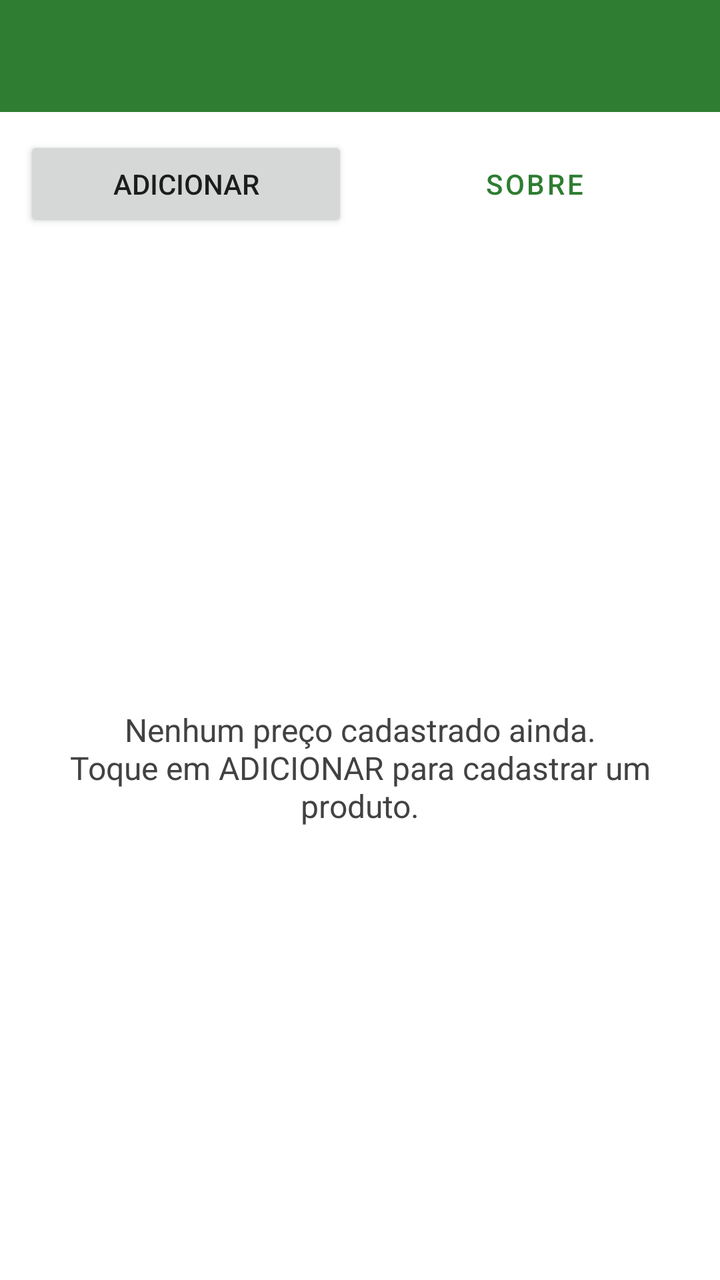
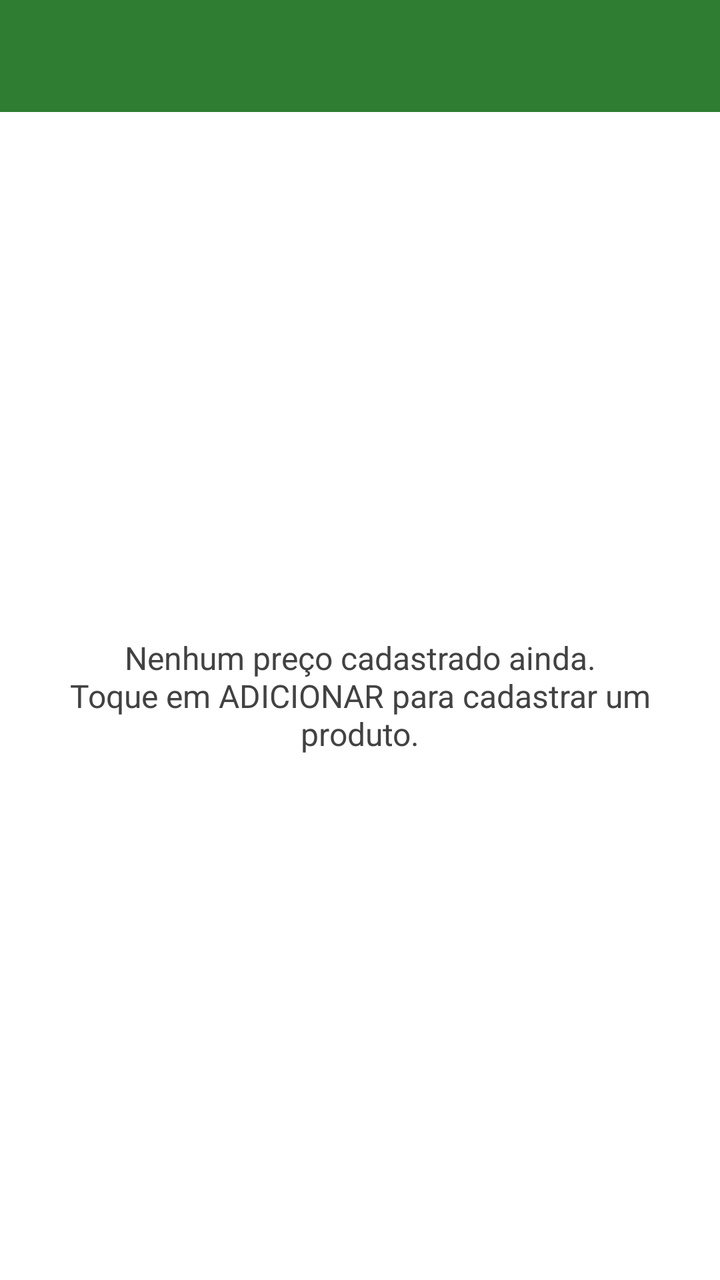

Before-and-after screenshots of an Android layout around one commit, followed by the original layout XML and the change that was made.
<!-- AndroidManifest.xml: application theme Theme.MeuPreco -->
<!-- res/layout/activity_lista_precos.xml -->
<?xml version="1.0" encoding="utf-8"?>
<LinearLayout xmlns:android="http://schemas.android.com/apk/res/android"
    xmlns:app="http://schemas.android.com/apk/res-auto"
    android:id="@+id/raiz"
    android:layout_width="match_parent"
    android:layout_height="match_parent"
    android:orientation="vertical">

    <androidx.appcompat.widget.Toolbar
        android:id="@+id/toolbar"
        android:layout_width="match_parent"
        android:layout_height="wrap_content"
        android:background="@color/verde_500"
        android:minHeight="?attr/actionBarSize"
        app:subtitleTextColor="@color/verde_200"
        app:titleTextColor="@color/branco" />

    
    <LinearLayout
        android:layout_width="match_parent"
        android:layout_height="wrap_content"
        android:orientation="horizontal"
        android:padding="12dp">

        <Button
            android:id="@+id/botaoAdicionar"
            android:layout_width="0dp"
            android:layout_height="wrap_content"
            android:layout_weight="1"
            android:text="@string/bt_adicionar" />

        <Button
            android:id="@+id/botaoSobre"
            style="?attr/materialButtonOutlinedStyle"
            android:layout_width="0dp"
            android:layout_height="wrap_content"
            android:layout_weight="1"
            android:layout_marginStart="12dp"
            android:layout_marginLeft="12dp"
            android:text="@string/bt_sobre" />
    </LinearLayout>

    
    <FrameLayout
        android:layout_width="match_parent"
        android:layout_height="0dp"
        android:layout_weight="1">

        <ListView
            android:id="@+id/listaProdutos"
            android:layout_width="match_parent"
            android:layout_height="match_parent"
            android:clipToPadding="false"
            android:divider="@color/cinza_divisor"
            android:dividerHeight="1dp"
            android:paddingTop="4dp" />

        <TextView
            android:id="@+id/textVazio"
            android:layout_width="match_parent"
            android:layout_height="match_parent"
            android:gravity="center"
            android:padding="32dp"
            android:text="@string/lista_vazia"
            android:textColor="@color/cinza_texto"
            android:textSize="16sp" />
    </FrameLayout>

</LinearLayout>
<!-- resources referenced by this layout -->
<resources>
  <color name="branco">#FFFFFFFF</color>
  <color name="cinza_divisor">#FFE0E0E0</color>
  <color name="cinza_texto">#FF424242</color>
  <color name="verde_200">#FFA5D6A7</color>
  <color name="verde_500">#FF2E7D32</color>
  <string name="bt_adicionar">Adicionar</string>
  <string name="bt_sobre">Sobre</string>
  <string name="lista_vazia">Nenhum preço cadastrado ainda.\nToque em ADICIONAR para cadastrar um produto.</string>
  <style name="Theme.MeuPreco" parent="Theme.MaterialComponents.Light.NoActionBar">
          <item name="colorPrimary">@color/verde_500</item>
          <item name="colorPrimaryVariant">@color/verde_700</item>
          <item name="colorOnPrimary">@color/branco</item>
          <item name="colorSecondary">@color/laranja_500</item>
          <item name="colorSecondaryVariant">@color/laranja_500</item>
          <item name="colorOnSecondary">@color/branco</item>
  
          
          <item name="android:forceDarkAllowed" tools:targetApi="q">false</item>
      </style>
  <color name="verde_700">#FF1B5E20</color>
  <color name="laranja_500">#FFEF6C00</color>
</resources>

<!-- the commit's change to res/layout/activity_lista_precos.xml (unified diff, before → after) -->
@@ -14,31 +14,6 @@
         android:minHeight="?attr/actionBarSize"
         app:subtitleTextColor="@color/verde_200"
         app:titleTextColor="@color/branco" />
-
-    
-    <LinearLayout
-        android:layout_width="match_parent"
-        android:layout_height="wrap_content"
-        android:orientation="horizontal"
-        android:padding="12dp">
-
-        <Button
-            android:id="@+id/botaoAdicionar"
-            android:layout_width="0dp"
-            android:layout_height="wrap_content"
-            android:layout_weight="1"
-            android:text="@string/bt_adicionar" />
-
-        <Button
-            android:id="@+id/botaoSobre"
-            style="?attr/materialButtonOutlinedStyle"
-            android:layout_width="0dp"
-            android:layout_height="wrap_content"
-            android:layout_weight="1"
-            android:layout_marginStart="12dp"
-            android:layout_marginLeft="12dp"
-            android:text="@string/bt_sobre" />
-    </LinearLayout>
 
     
     <FrameLayout
<!-- resource entries referenced after the edit -->
@@ -5,8 +5,6 @@
   <color name="cinza_texto">#FF424242</color>
   <color name="verde_200">#FFA5D6A7</color>
   <color name="verde_500">#FF2E7D32</color>
-  <string name="bt_adicionar">Adicionar</string>
-  <string name="bt_sobre">Sobre</string>
   <string name="lista_vazia">Nenhum preço cadastrado ainda.\nToque em ADICIONAR para cadastrar um produto.</string>
   <style name="Theme.MeuPreco" parent="Theme.MaterialComponents.Light.NoActionBar">
           <item name="colorPrimary">@color/verde_500</item>
@@ -18,8 +16,31 @@
   
           
           <item name="android:forceDarkAllowed" tools:targetApi="q">false</item>
+  
+          
+          <item name="windowActionModeOverlay">true</item>
+          <item name="actionModeBackground">@color/verde_500</item>
+          <item name="actionModeCloseDrawable">@drawable/ic_clear</item>
+          <item name="actionModeStyle">@style/ActionModeVerde</item>
       </style>
   <color name="verde_700">#FF1B5E20</color>
   <color name="laranja_500">#FFEF6C00</color>
+  <!-- drawable ic_clear (drawable) -->
+  <vector xmlns:android="http://schemas.android.com/apk/res/android"
+      android:width="24dp"
+      android:height="24dp"
+      android:viewportWidth="24"
+      android:viewportHeight="24">
+      <path
+          android:fillColor="@color/branco"
+          android:pathData="M19,6.41L17.59,5 12,10.59 6.41,5 5,6.41 10.59,12 5,17.59 6.41,19 12,13.41 17.59,19 19,17.59 13.41,12z" />
+  </vector>
+  <style name="ActionModeVerde" parent="Widget.AppCompat.ActionMode">
+          <item name="background">@color/verde_500</item>
+          <item name="titleTextStyle">@style/ActionModeTitulo</item>
+      </style>
+  <style name="ActionModeTitulo" parent="TextAppearance.AppCompat.Widget.ActionMode.Title">
+          <item name="android:textColor">@color/branco</item>
+      </style>
 </resources>
 
